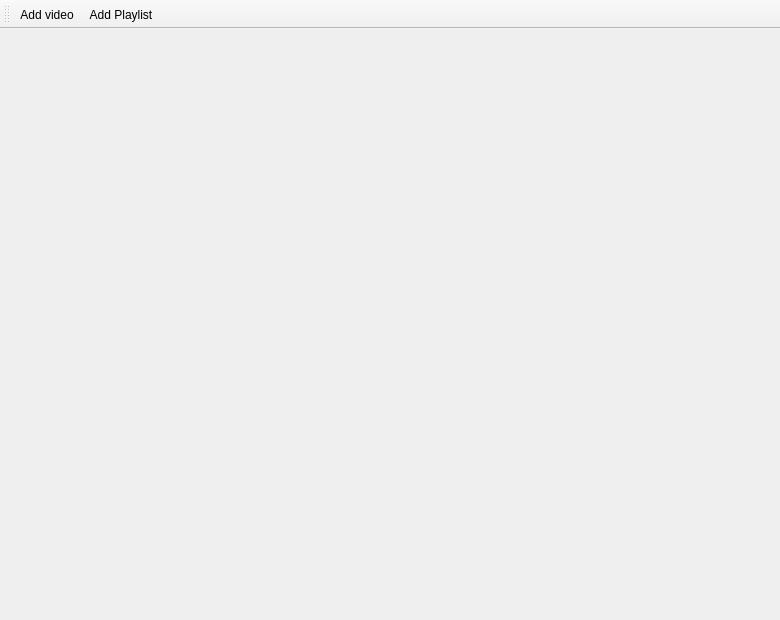
The window that mainwindow.ui (grgvineet/ParaTube) describes before a commit, drawn with Qt 5.
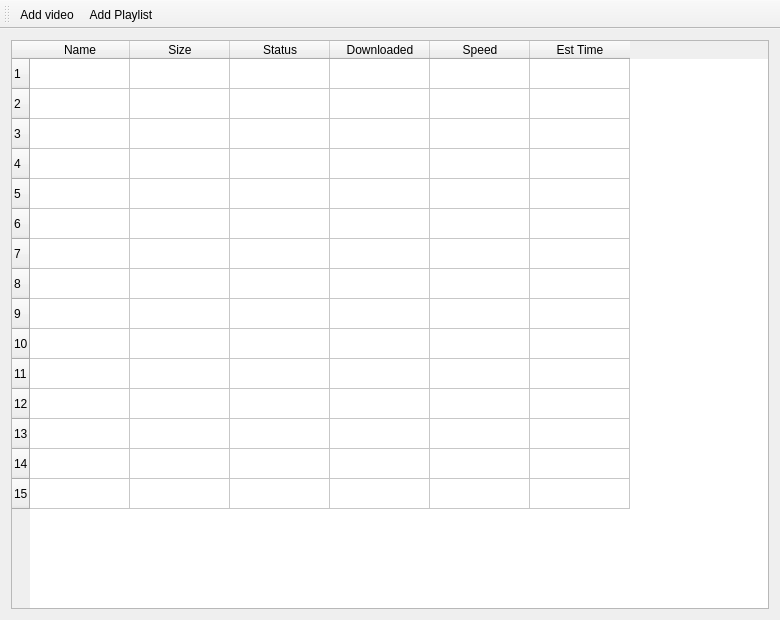
The same window after the commit. Icons and pictures are not drawn.

Commit message: Added UI to show history (not working, just UI) Added screenshots

What changed in the file:
```diff
--- a/mainwindow.ui
+++ b/mainwindow.ui
@@ -20,7 +20,105 @@
      <verstretch>0</verstretch>
     </sizepolicy>
    </property>
-   <layout class="QHBoxLayout" name="horizontalLayout"/>
+   <layout class="QHBoxLayout" name="horizontalLayout">
+    <item>
+     <widget class="QTableWidget" name="tableWidget">
+      <property name="sizePolicy">
+       <sizepolicy hsizetype="MinimumExpanding" vsizetype="Expanding">
+        <horstretch>0</horstretch>
+        <verstretch>0</verstretch>
+       </sizepolicy>
+      </property>
+      <property name="frameShadow">
+       <enum>QFrame::Sunken</enum>
+      </property>
+      <property name="sizeAdjustPolicy">
+       <enum>QAbstractScrollArea::AdjustToContents</enum>
+      </property>
+      <property name="sortingEnabled">
+       <bool>true</bool>
+      </property>
+      <property name="cornerButtonEnabled">
+       <bool>true</bool>
+      </property>
+      <property name="rowCount">
+       <number>15</number>
+      </property>
+      <property name="columnCount">
+       <number>6</number>
+      </property>
+      <attribute name="horizontalHeaderCascadingSectionResizes">
+       <bool>true</bool>
+      </attribute>
+      <attribute name="horizontalHeaderShowSortIndicator" stdset="0">
+       <bool>true</bool>
+      </attribute>
+      <attribute name="horizontalHeaderStretchLastSection">
+       <bool>false</bool>
+      </attribute>
+      <attribute name="verticalHeaderVisible">
+       <bool>true</bool>
+      </attribute>
+      <attribute name="verticalHeaderCascadingSectionResizes">
+       <bool>true</bool>
+      </attribute>
+      <attribute name="verticalHeaderHighlightSections">
+       <bool>false</bool>
+      </attribute>
+      <attribute name="verticalHeaderShowSortIndicator" stdset="0">
+       <bool>false</bool>
+      </attribute>
+      <attribute name="verticalHeaderStretchLastSection">
+       <bool>false</bool>
+      </attribute>
+      <row/>
+      <row/>
+      <row/>
+      <row/>
+      <row/>
+      <row/>
+      <row/>
+      <row/>
+      <row/>
+      <row/>
+      <row/>
+      <row/>
+      <row/>
+      <row/>
+      <row/>
+      <column>
+       <property name="text">
+        <string>Name</string>
+       </property>
+      </column>
+      <column>
+       <property name="text">
+        <string>Size</string>
+       </property>
+      </column>
+      <column>
+       <property name="text">
+        <string>Status</string>
+       </property>
+      </column>
+      <column>
+       <property name="text">
+        <string>Downloaded</string>
+       </property>
+      </column>
+      <column>
+       <property name="text">
+        <string>Speed</string>
+       </property>
+      </column>
+      <column>
+       <property name="text">
+        <string>Est Time</string>
+       </property>
+      </column>
+     </widget>
+    </item>
+   </layout>
   </widget>
   <widget class="QToolBar" name="toolBar">
    <property name="windowTitle">
```
The commit also changes 3 other files.
